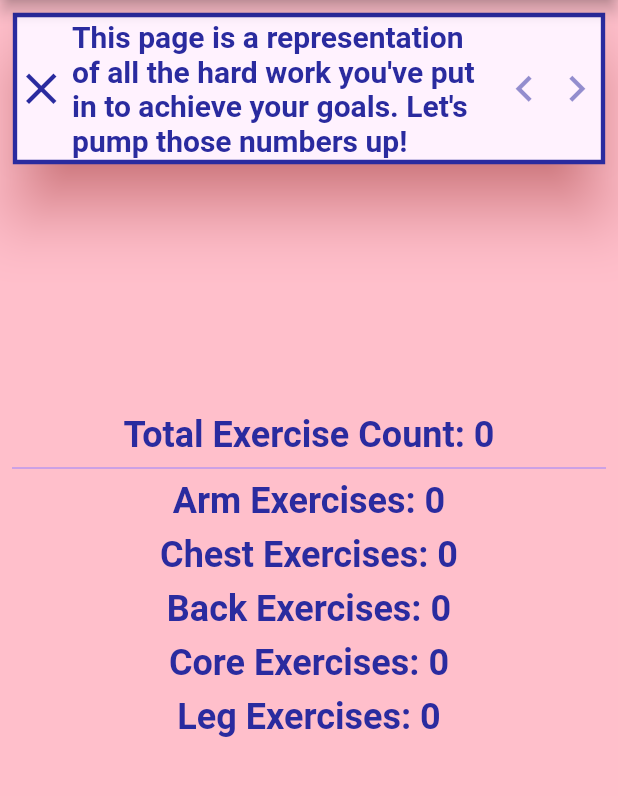
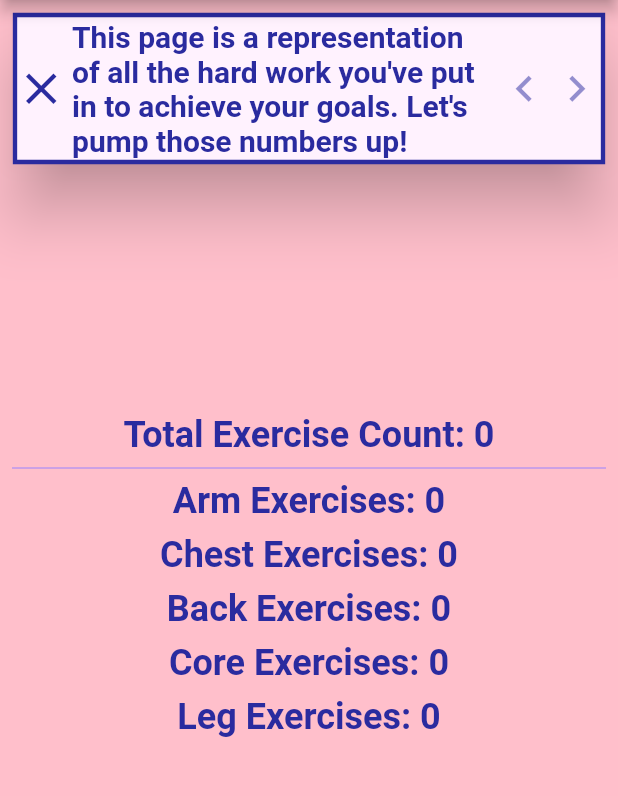
Before and after one commit to Ian-Phelon/stronks, a Flutter app: the StatsScreen screen opened directly, after a tap on the "help outline" icon, on a phone screen of 412 x 824 dp, the part 84-880 px from its top. Run offline on Flutter 3.47's test engine with Material 2 defaults, Android fonts, the phone set to English and light mode, and no system bars; drawn by our look-alikes of google_mobile_ads; our stand-ins replace sqflite; accounts and stored records are empty; network calls fail; Roboto replaces fonts that are missing (Montserrat).

Commit message:
qol improvements

```diff
--- a/lib/controller/controller.dart
+++ b/lib/controller/controller.dart
@@ -2,4 +2,5 @@ export './exercise_helper.dart';
 export './exercise_repository.dart';
 export './routes/page_navigation.dart';
 export './data/data.dart';
+export './stats_helper.dart';
 export './user_options.dart';
--- a/lib/controller/exercise_repository.dart
+++ b/lib/controller/exercise_repository.dart
@@ -1,48 +1,39 @@
 import 'package:flutter/material.dart';
+import 'package:provider/provider.dart';
 import 'package:sqflite/sqflite.dart';
 
-import '../model/model.dart' show Exercise, Performance;
+import '../model/model.dart' show Exercise;
 import '../controller/controller.dart'
     show DataHelper, ExerciseHelper, ExerciseKeys;
 
 const String exerciseTable = 'exercise';
-const String performanceTable = 'performance';
+
 final _dbHelper = DataHelper();
 
 class ExerciseRepository extends ChangeNotifier {
-  ExerciseRepository._() {
-    fetchAndSetExerciseTableData();
-    // fetchAndSetPerformanceTableData();
-  }
+  ExerciseRepository._();
+  // {
+  //   fetchAndSetExerciseTableData();
+  // }
   static final ExerciseRepository _exerciseRepo = ExerciseRepository._();
   factory ExerciseRepository() => _exerciseRepo;
   static final ExerciseHelper _eHelper = ExerciseHelper();
   static ExerciseRepository get instance => _exerciseRepo;
+  static ExerciseRepository of(BuildContext context) {
+    return Provider.of<ExerciseRepository>(context, listen: false);
+  }
 
   Future<void> initialize() async {
-    //  await _dbHelper.getDataForRepo(exerciseTable);
-
     await fetchAndSetExerciseTableData();
   }
 
   static late List<Exercise> exerciseList;
-  static late List<Performance> performanceList;
 
   Exercise selectedExercise = Exercise();
 
   List<Exercise> getExercises() {
     fetchAndSetExerciseTableData();
     return exerciseList;
-  }
-
-  List<Performance> getPerformances() {
-    fetchAndSetExerciseTableData();
-    return performanceList;
-  }
-
-  Future<void> addPerformance(Map<String, dynamic> input) async {
-    final Database dB = await _dbHelper.database;
-    await dB.transaction((txn) => txn.insert(performanceTable, input));
   }
 
   /// Provides a Size based on String length and Font Styling IAN: this doesn't
@@ -57,74 +48,6 @@ class ExerciseRepository extends ChangeNotifier {
       textDirection: TextDirection.ltr,
     )..layout())
         .size;
-  }
-
-  int allExercisesTotalCount() {
-    int totalCount = 0;
-    for (var e in exerciseList) {
-      totalCount += e.totalCount!;
-    }
-    return totalCount;
-  }
-
-  int allExercisesTotalCountArms() {
-    int totalCount = 0;
-    for (var e in exerciseList) {
-      Map target = eAspectForView(input: e.targets);
-      target.removeWhere(
-          (key, value) => !key.toString().startsWith(r'targetArms'));
-      bool valid = target.values.any((e) => e == true);
-      if (valid) totalCount += e.totalCount!;
-    }
-    return totalCount;
-  }
-
-  int allExercisesTotalCountChest() {
-    int totalCount = 0;
-    for (var e in exerciseList) {
-      Map target = eAspectForView(input: e.targets);
-      target.removeWhere(
-          (key, value) => !key.toString().startsWith(r'targetChest'));
-      bool valid = target.values.any((e) => e == true);
-      if (valid) totalCount += e.totalCount!;
-    }
-    return totalCount;
-  }
-
-  int allExercisesTotalCountBack() {
-    int totalCount = 0;
-    for (var e in exerciseList) {
-      Map target = eAspectForView(input: e.targets);
-      target.removeWhere(
-          (key, value) => !key.toString().startsWith(r'targetBack'));
-      bool valid = target.values.any((e) => e == true);
-      if (valid) totalCount += e.totalCount!;
-    }
-    return totalCount;
-  }
-
-  int allExercisesTotalCountCore() {
-    int totalCount = 0;
-    for (var e in exerciseList) {
-      Map target = eAspectForView(input: e.targets);
-      target.removeWhere(
-          (key, value) => !key.toString().startsWith(r'targetCore'));
-      bool valid = target.values.any((e) => e == true);
-      if (valid) totalCount += e.totalCount!;
-    }
-    return totalCount;
-  }
-
-  int allExercisesTotalCountLegs() {
-    int totalCount = 0;
-    for (var e in exerciseList) {
-      Map target = eAspectForView(input: e.targets);
-      target.removeWhere(
-          (key, value) => !key.toString().startsWith(r'targetLegs'));
-      bool valid = target.values.any((e) => e == true);
-      if (valid) totalCount += e.totalCount!;
-    }
-    return totalCount;
   }
 
   Future<void> fetchAndSetExerciseTableData() async {
@@ -147,6 +70,7 @@ class ExerciseRepository extends ChangeNotifier {
         .toList();
     exerciseList = convertedList;
     notifyListeners();
+    print('whatever');
   }
 
   Future<void> addToExerciseList(Map<String, dynamic> e) async {
@@ -157,6 +81,7 @@ class ExerciseRepository extends ChangeNotifier {
     );
     await dB.transaction((txn) => txn.insert(exerciseTable, e));
     await fetchAndSetExerciseTableData();
+    notifyListeners();
   }
 
   void selectExercise(Exercise e) {
--- a/lib/controller/routes/page_navigation.dart
+++ b/lib/controller/routes/page_navigation.dart
@@ -94,10 +94,8 @@ class RoutePageManager extends ChangeNotifier {
       );
       _pages.add(
         MaterialPage(
-          child: Consumer<ExerciseRepository>(builder: (_, repo, ___) {
-            repo.fetchAndSetExerciseTableData();
-            return ExercisesScreen();
-          }),
+          child: ExercisesScreen(),
+
           // child: ExercisesScreen(),),
           // unique?
           key: UniqueKey(),
@@ -141,7 +139,6 @@ class RoutePageManager extends ChangeNotifier {
       _pages.add(
         MaterialPage(
           child: StatsScreen(),
-          // unique?
           key: UniqueKey(),
           name: '/stats',
         ),
--- /dev/null
+++ b/lib/controller/stats_helper.dart
@@ -0,0 +1,179 @@
+import 'package:flutter/material.dart';
+import 'package:provider/provider.dart';
+import 'package:sqflite/sqflite.dart';
+
+import '../controller/controller.dart' show DataHelper;
+import '../model/model.dart' show Performance;
+
+final _dbHelper = DataHelper();
+const String performanceTable = 'performance';
+
+class StatsHelper extends ChangeNotifier {
+  StatsHelper._();
+
+  static final StatsHelper _statsHelper = StatsHelper._();
+  factory StatsHelper() => _statsHelper;
+  static StatsHelper get instance => _statsHelper;
+
+  static StatsHelper of(BuildContext context) {
+    return Provider.of<StatsHelper>(context, listen: false);
+  }
+
+  Future<void> initialize() async {
+    await fetchAndSetPerformanceTableData();
+  }
+
+  static late List<Performance> performanceList;
+
+  List get pc => getPerformances();
+  List<int> performanceCounts = [0, 0, 0, 0, 0, 0];
+
+  /// [0]: totalCount, [1]: arms, [2]: chest, [3]: back, [4]: core, [5]: legs
+  List<int> getPerformances() {
+    fetchAndSetPerformanceTableData();
+    return performanceCounts;
+  }
+
+  Future<void> addPerformance(Map<String, dynamic> input) async {
+    final Database dB = await _dbHelper.database;
+    await dB.transaction((txn) => txn.insert(performanceTable, input));
+    fetchAndSetPerformanceTableData();
+  }
+
+  Future<void> fetchAndSetPerformanceTableData() async {
+    final dataList = await _dbHelper.getDataForRepo(performanceTable);
+    List<Performance> convertedList = dataList
+        .map<Performance>(
+          (item) => Performance(
+            id: item['id'],
+            exerciseId: item['exerciseId'],
+            datePerformed: item['datePerformed'],
+            updatedCount: item['updatedCount'],
+            currentResistance: item['currentResistance'],
+            repsOrHold: item['repsOrHold'],
+            splitMultiplier: item['splitMultiplier'],
+            currentTargets: item['currentTargets'],
+          ),
+        )
+        .toList();
+    performanceList = convertedList;
+    notifyListeners();
+    performanceCounts.clear();
+    allExercisesTotalCount();
+    allExercisesTotalCountArms();
+    allExercisesTotalCountChest();
+    allExercisesTotalCountBack();
+    allExercisesTotalCountCore();
+    allExercisesTotalCountLegs();
+    print('something');
+  }
+
+  void allExercisesTotalCount() async {
+    int totalCount = 0;
+    for (var e in performanceList) {
+      totalCount += e.updatedCount!;
+    }
+    performanceCounts.insert(0, totalCount);
+    print('also something');
+  }
+
+  void allExercisesTotalCountArms() {
+    int totalCount = 0;
+    for (var e in performanceList) {
+      if (e.currentTargets!.contains('arms')) totalCount += e.updatedCount!;
+    }
+    performanceCounts.insert(1, totalCount);
+  }
+
+  void allExercisesTotalCountChest() {
+    int totalCount = 0;
+    for (var e in performanceList) {
+      if (e.currentTargets!.contains('chest')) totalCount += e.updatedCount!;
+    }
+    performanceCounts.insert(2, totalCount);
+  }
+
+  void allExercisesTotalCountBack() {
+    int totalCount = 0;
+    for (var e in performanceList) {
+      if (e.currentTargets!.contains('back')) totalCount += e.updatedCount!;
+    }
+    performanceCounts.insert(3, totalCount);
+  }
+
+  void allExercisesTotalCountCore() {
+    int totalCount = 0;
+    for (var e in performanceList) {
+      if (e.currentTargets!.contains('core')) totalCount += e.updatedCount!;
+    }
+    performanceCounts.insert(4, totalCount);
+  }
+
+  void allExercisesTotalCountLegs() {
+    int totalCount = 0;
+    for (var e in performanceList) {
+      if (e.currentTargets!.contains('legs')) totalCount += e.updatedCount!;
+    }
+    performanceCounts.insert(5, totalCount);
+  }
+
+  // int allExercisesTotalCountArms() {
+  //   int totalCount = 0;
+  //   for (var e in exerciseList) {
+  //     Map target = eAspectForView(input: e.targets);
+  //     target.removeWhere(
+  //         (key, value) => !key.toString().startsWith(r'targetArms'));
+  //     bool valid = target.values.any((e) => e == true);
+  //     if (valid) totalCount += e.totalCount!;
+  //   }
+  //   return totalCount;
+  // }
+
+  // int allExercisesTotalCountChest() {
+  //   int totalCount = 0;
+  //   for (var e in exerciseList) {
+  //     Map target = eAspectForView(input: e.targets);
+  //     target.removeWhere(
+  //         (key, value) => !key.toString().startsWith(r'targetChest'));
+  //     bool valid = target.values.any((e) => e == true);
+  //     if (valid) totalCount += e.totalCount!;
+  //   }
+  //   return totalCount;
+  // }
+
+  // int allExercisesTotalCountBack() {
+  //   int totalCount = 0;
+  //   for (var e in exerciseList) {
+  //     Map target = eAspectForView(input: e.targets);
+  //     target.removeWhere(
+  //         (key, value) => !key.toString().startsWith(r'targetBack'));
+  //     bool valid = target.values.any((e) => e == true);
+  //     if (valid) totalCount += e.totalCount!;
+  //   }
+  //   return totalCount;
+  // }
+
+  // int allExercisesTotalCountCore() {
+  //   int totalCount = 0;
+  //   for (var e in exerciseList) {
+  //     Map target = eAspectForView(input: e.targets);
+  //     target.removeWhere(
+  //         (key, value) => !key.toString().startsWith(r'targetCore'));
+  //     bool valid = target.values.any((e) => e == true);
+  //     if (valid) totalCount += e.totalCount!;
+  //   }
+  //   return totalCount;
+  // }
+
+  // int allExercisesTotalCountLegs() {
+  //   int totalCount = 0;
+  //   for (var e in exerciseList) {
+  //     Map target = eAspectForView(input: e.targets);
+  //     target.removeWhere(
+  //         (key, value) => !key.toString().startsWith(r'targetLegs'));
+  //     bool valid = target.values.any((e) => e == true);
+  //     if (valid) totalCount += e.totalCount!;
+  //   }
+  //   return totalCount;
+  // }
+}
--- a/lib/controller/user_options.dart
+++ b/lib/controller/user_options.dart
@@ -23,6 +23,7 @@ class UserOptions extends ChangeNotifier {
     final bool check = userOpenedApp && dataList.isEmpty;
     if (check) await firstTime();
     loadThemes();
+    print(themes.length);
     await fetchAndSetUserOptionsTableData();
   }
 
@@ -73,6 +74,7 @@ class UserOptions extends ChangeNotifier {
     userOptions = convertedList;
 
     notifyListeners();
+    print('something IN USER OPTIONS');
   }
 
   Future<void> firstTime() async {
--- a/lib/main.dart
+++ b/lib/main.dart
@@ -13,6 +13,7 @@ void main() async {
       RequestConfiguration(testDeviceIds: [AdHelper.bannerAdUnitId]));
   await UserOptions.instance.initialize();
   await ExerciseRepository.instance.initialize();
+  await StatsHelper.instance.initialize();
   runApp(
     MultiProvider(
       providers: [
@@ -24,7 +25,10 @@ void main() async {
         ),
         ChangeNotifierProvider<UserOptions>(
           create: (_) => UserOptions.instance,
-        )
+        ),
+        ChangeNotifierProvider<StatsHelper>(
+          create: (_) => StatsHelper(),
+        ),
 
         // ChangeNotifierProxyProvider<DataHelper, ExerciseRepository>(
         //   create: (_) => ExerciseRepository(),
--- a/lib/model/performance.dart
+++ b/lib/model/performance.dart
@@ -1,6 +1,5 @@
 import 'dart:convert';
 
-// 'CREATE TABLE IF NOT EXISTS performance (id ITEGER PRIMARY KEY, datePerformed TEXT, exerciseId INTEGER, updatedCount INTEGER, currentResistance INTEGER, repsOrHold INTEGER, splitMultiplier INTEGER)
 class Performance {
   final int? id;
   final int? exerciseId;
--- a/lib/model/theme.dart
+++ b/lib/model/theme.dart
@@ -37,7 +37,7 @@ const kcolorDarkModePrimaryLight = Color(0xFFDBD5FF);
 
 /// really is primaryBold(bold as in visible, not text)
 const kcolorDarkModePrimaryDark = Color(0xFFC1B6FF);
-const kcolorDarkModeSecondary = Color(0xFF8F6B72);
+const kcolorDarkModeSecondary = Color(0xFF8B7075);
 const kcolorDarkModeSecondaryLight = Color(0xFF6E616D);
 const kcolorDarkModeSecondaryDark = Color(0xffCB8E9A);
 const kcolorDarkModeError = Colors.white;
--- a/lib/view/exercises/screens/edit_exercise_screen.dart
+++ b/lib/view/exercises/screens/edit_exercise_screen.dart
@@ -229,7 +229,9 @@ class _EditExerciseScreenState extends State<EditExerciseScreen> {
                                   repsOrHold: e.countForSets,
                                   splitMultiplier: 0,
                                 );
-                                repo.addPerformance(p.toMap());
+                                Provider.of<StatsHelper>(context, listen: false)
+                                    .addPerformance(p.toMap());
+                                // repo.addPerformance(p.toMap());
 
                                 print('EEQC PERFORMANCE: ${p.toString()}');
                                 // repo.selectExercise(e);
--- a/lib/view/exercises/screens/exercises_screen.dart
+++ b/lib/view/exercises/screens/exercises_screen.dart
@@ -2,7 +2,7 @@ import 'package:flutter/material.dart';
 import 'package:provider/provider.dart';
 
 import '../../../controller/controller.dart'
-    show ExerciseRepository, RoutePageManager, UserOptions;
+    show ExerciseRepository, RoutePageManager, StatsHelper, UserOptions;
 import '../../../model/model.dart';
 import '../widgets/widgets.dart'
     show ExerciseTile, RoundIconButton, CountFinePopupTotalCount;
@@ -42,7 +42,8 @@ class ExercisesScreen extends StatelessWidget {
 }
 
 Widget _body(BuildContext context) {
-  final repo = context.watch<ExerciseRepository>();
+  final repo = ExerciseRepository.of(context);
+  // context.watch<ExerciseRepository>();
 
   final bool userRemovedAds =
       Provider.of<UserOptions>(context).getOptionValue(userOptionsIndex: 2);
@@ -102,7 +103,9 @@ Widget _body(BuildContext context) {
                   splitMultiplier: 0,
                 );
                 print('QC PERFORMANCE: ${p.toString()}');
-                repo.addPerformance(p.toMap());
+                Provider.of<StatsHelper>(context, listen: false)
+                    .addPerformance(p.toMap());
+                // repo.addPerformance(p.toMap());
               },
             ),
           );
--- a/lib/view/stats/screens/stats_screen.dart
+++ b/lib/view/stats/screens/stats_screen.dart
@@ -6,9 +6,11 @@ import '../../widgets/widgets.dart';
 
 class StatsScreen extends StatelessWidget {
   const StatsScreen({Key? key}) : super(key: key);
+
   @override
   Widget build(BuildContext context) {
-    final repo = context.watch<ExerciseRepository>();
+    final List<int> performanceCounts =
+        StatsHelper.of(context).getPerformances();
     return SafeArea(
       child: Scaffold(
         backgroundColor: Theme.of(context).colorScheme.background,
@@ -18,12 +20,16 @@ class StatsScreen extends StatelessWidget {
         body: Stack(
           children: [
             TutorialBar(pageContext: 'stats'),
+            // Consumer<StatsHelper>(builder: (context, repo, _) {
+            //   return
             Column(
               mainAxisAlignment: MainAxisAlignment.center,
               children: [
                 MainBannerAd(),
                 Text(
-                  'Total Exercise Count: ${repo.allExercisesTotalCount().toString()}',
+                  'Total Exercise Count: ${performanceCounts[0]
+                  // .performanceCounts[0]
+                  }',
                   style: Theme.of(context).textTheme.headline5,
                 ),
                 Divider(
@@ -32,40 +38,42 @@ class StatsScreen extends StatelessWidget {
                   endIndent: 8.0,
                 ),
                 Text(
-                  'Arm Exercises: ${repo.allExercisesTotalCountArms().toString()}',
+                  'Arm Exercises: ${performanceCounts[1]}',
                   style: Theme.of(context).textTheme.headline5,
                 ),
                 const SizedBox(
                   height: 8.0,
                 ),
                 Text(
-                  'Chest Exercises: ${repo.allExercisesTotalCountChest().toString()}',
+                  'Chest Exercises: ${performanceCounts[2]}',
                   style: Theme.of(context).textTheme.headline5,
                 ),
                 const SizedBox(
                   height: 8.0,
                 ),
                 Text(
-                  'Back Exercises: ${repo.allExercisesTotalCountBack().toString()}',
+                  'Back Exercises: ${performanceCounts[3]}',
                   style: Theme.of(context).textTheme.headline5,
                 ),
                 const SizedBox(
                   height: 8.0,
                 ),
                 Text(
-                  'Core Exercises: ${repo.allExercisesTotalCountCore().toString()}',
+                  'Core Exercises: ${performanceCounts[4]}',
                   style: Theme.of(context).textTheme.headline5,
                 ),
                 const SizedBox(
                   height: 8.0,
                 ),
                 Text(
-                  'Leg Exercises: ${repo.allExercisesTotalCountLegs().toString()}',
+                  'Leg Exercises: ${performanceCounts[5]}',
                   style: Theme.of(context).textTheme.headline5,
                 ),
                 MainBannerAd(),
               ],
-            ),
+            )
+            //   ;
+            // }),
           ],
         ),
       ),
--- a/lib/view/widgets/tutorial_bar.dart
+++ b/lib/view/widgets/tutorial_bar.dart
@@ -83,7 +83,9 @@ class _TutorialBarState extends State<TutorialBar> {
               child: Icon(
                 Icons.help_outline,
                 size: 42,
-                color: Theme.of(context).colorScheme.primaryVariant,
+                color: Theme.of(context).brightness == Brightness.dark
+                    ? Theme.of(context).colorScheme.error
+                    : Theme.of(context).colorScheme.primaryVariant,
               ),
             ),
           ),
@@ -94,7 +96,9 @@ class _TutorialBarState extends State<TutorialBar> {
         padding: EdgeInsets.all(10.0),
         child: Material(
           elevation: 18.0,
-          shadowColor: Theme.of(context).colorScheme.error,
+          shadowColor: widget.pageContext == 'exercises'
+              ? Theme.of(context).colorScheme.error
+              : null,
           color: Theme.of(context).colorScheme.surface,
           shape: ContinuousRectangleBorder(
             borderRadius: BorderRadius.zero,
```
